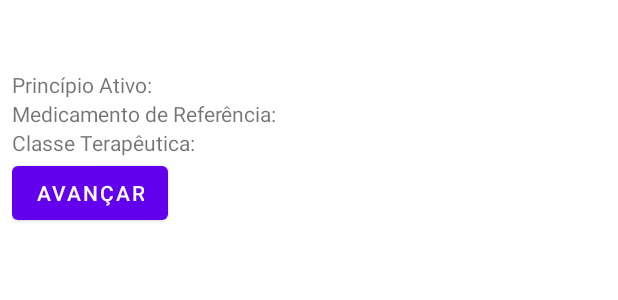
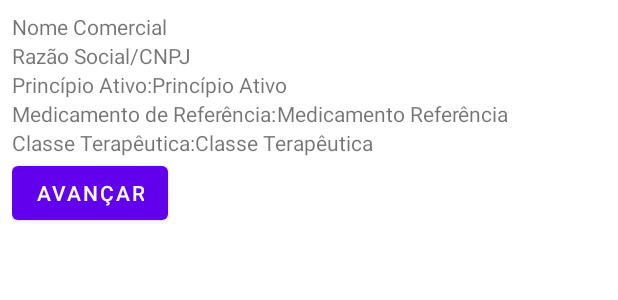
Before and after one commit to richardmcr/tads_projeto_4, an Android app: the layout fragment_medicamento.xml on its own in the app's theme, with its tools: preview values and no code run, on a phone screen of 412 x 824 dp. Shown: the top 300 px of the screen. Run offline under Robolectric (Android 15) with nearby library versions, the phone set to English and light mode, and no system bars.

Commit message:
add visualização de detalhes do medicamento

```diff
--- a/app/src/main/res/layout/fragment_medicamento.xml
+++ b/app/src/main/res/layout/fragment_medicamento.xml
@@ -1,63 +1,73 @@
 <?xml version="1.0" encoding="utf-8"?>
 <LinearLayout xmlns:android="http://schemas.android.com/apk/res/android"
+    xmlns:tools="http://schemas.android.com/tools"
     android:layout_width="match_parent"
     android:layout_height="wrap_content"
     android:layout_margin="8dp"
-    android:orientation="vertical">
+    android:orientation="vertical"
+    tools:context=".view.MedicamentoFragment">
 
     <TextView
         android:id="@+id/ttv_nome_comercial"
         android:layout_width="match_parent"
-        android:layout_height="wrap_content" />
+        android:layout_height="wrap_content"
+        tools:text="Nome Comercial" />
 
     <TextView
         android:id="@+id/ttv_razao_social_cnpj"
         android:layout_width="match_parent"
-        android:layout_height="wrap_content" />
+        android:layout_height="wrap_content"
+        tools:text="Razão Social/CNPJ"/>
 
     <LinearLayout
         android:layout_width="match_parent"
         android:layout_height="wrap_content"
         android:orientation="horizontal">
+
         <TextView
             android:layout_width="wrap_content"
             android:layout_height="match_parent"
-            android:text="@string/principio_ativo"/>
+            android:text="@string/principio_ativo" />
 
         <TextView
             android:id="@+id/ttv_principio_ativo"
             android:layout_width="match_parent"
-            android:layout_height="match_parent" />
+            android:layout_height="match_parent"
+            tools:text="Princípio Ativo" />
     </LinearLayout>
 
     <LinearLayout
         android:layout_width="match_parent"
         android:layout_height="wrap_content"
         android:orientation="horizontal">
+
         <TextView
             android:layout_width="wrap_content"
             android:layout_height="match_parent"
-            android:text="@string/medicamento_referencia"/>
+            android:text="@string/medicamento_referencia" />
 
         <TextView
             android:id="@+id/ttv_medicamento_referencia"
             android:layout_width="match_parent"
-            android:layout_height="match_parent" />
+            android:layout_height="match_parent"
+            tools:text="Medicamento Referência" />
     </LinearLayout>
 
     <LinearLayout
         android:layout_width="match_parent"
         android:layout_height="wrap_content"
         android:orientation="horizontal">
+
         <TextView
             android:layout_width="wrap_content"
             android:layout_height="match_parent"
-            android:text="@string/classe_terapeutica"/>
+            android:text="@string/classe_terapeutica" />
 
         <TextView
             android:id="@+id/ttv_classe_terapeutica"
             android:layout_width="match_parent"
-            android:layout_height="match_parent" />
+            android:layout_height="match_parent"
+            tools:text="Classe Terapêutica" />
     </LinearLayout>
 
     <Button
```
Also changed, not shown: app/src/main/java/uni9/projetopraticoemsistemas/myhealth/view/MedicamentoFragment.java (+16 -26 lines), app/src/main/java/uni9/projetopraticoemsistemas/myhealth/viewmodel/MedicamentoViewModel.java (added, +34 -0 lines).
